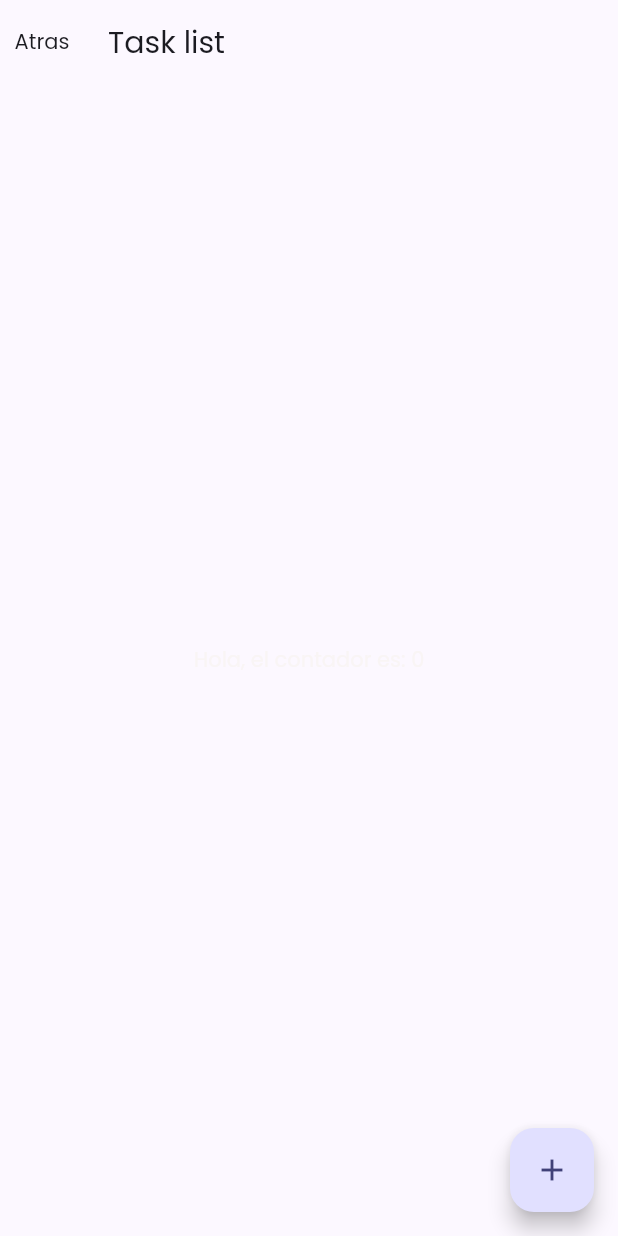
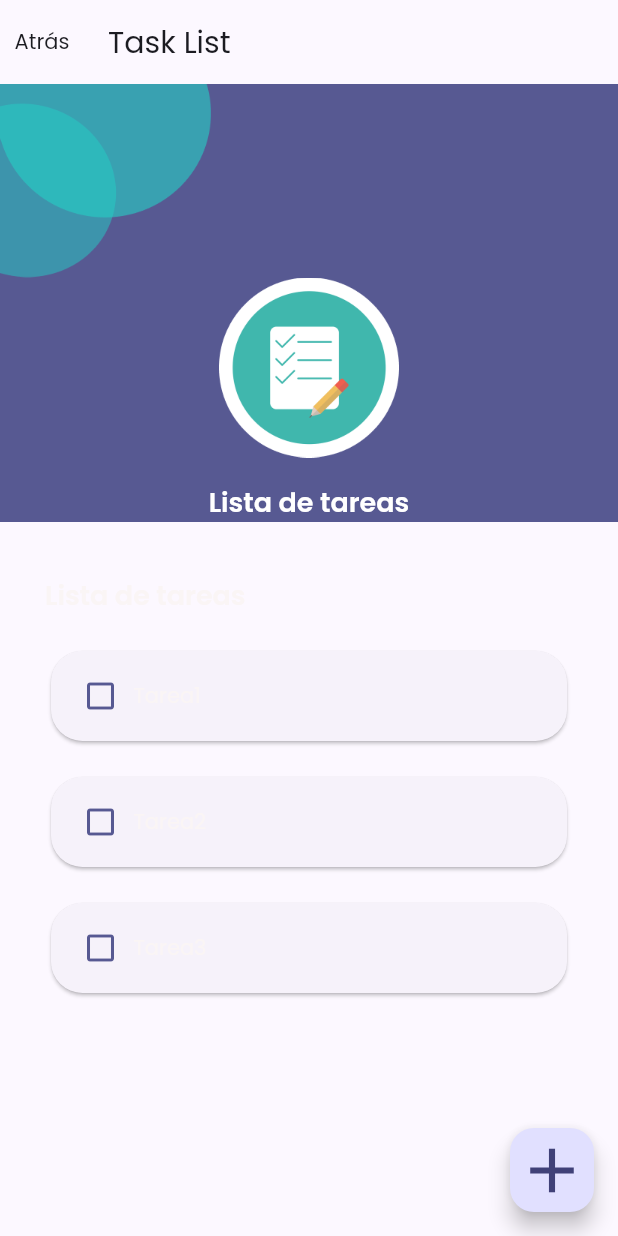
Before and after one commit to juan-em/Proy.Flutter-AMM_AllProyects, a Flutter app: the TaskListPage screen opened directly, on a phone screen of 412 x 824 dp. Run offline on Flutter 3.47's test engine with Material 2 defaults, Android fonts, the phone set to English and light mode, and no system bars.

Commit message:
lab completo con tarea

```diff
--- /dev/null
+++ b/lib/app/model/task.dart
@@ -0,0 +1,6 @@
+class Task {
+  Task(this.title, {this.done = false});
+
+  final String title;
+  bool done;
+}
--- /dev/null
+++ b/lib/app/view/components/h1.dart
@@ -0,0 +1,17 @@
+import 'package:flutter/material.dart';
+
+class H1 extends StatelessWidget {
+  const H1(this.text, {super.key, this.color});
+  final String text;
+  final Color? color;
+
+  @override
+  Widget build(BuildContext context) {
+    return Text('Lista de tareas',
+        style: Theme.of(context)
+            .textTheme
+            .bodyMedium!
+            .copyWith(fontSize: 18, fontWeight: FontWeight.w600,
+            color: color));
+  }
+}
--- /dev/null
+++ b/lib/app/view/components/shape.dart
@@ -0,0 +1,14 @@
+import 'package:flutter/material.dart';
+
+class Shape extends StatelessWidget {
+  const Shape({super.key});
+
+  @override
+  Widget build(BuildContext context) {
+    return Image.asset(
+      'assets/images/Vector.png',
+      width: 141,
+      height: 129,
+    );
+  }
+}
--- a/lib/app/view/start.dart
+++ b/lib/app/view/start_page.dart
@@ -1,4 +1,5 @@
 import 'package:flutter/material.dart';
+import 'package:laboratorio02/app/view/widgets/parent.dart';
 
 class StartComponent extends StatefulWidget {
   const StartComponent({Key? key}) : super(key: key);
@@ -9,7 +10,7 @@ class StartComponent extends StatefulWidget {
 
 class _StartComponentState extends State<StartComponent> {
   String name = '';
-
+  List<String> array = ["user1", "user2", "user3"];
   @override
   Widget build(BuildContext context) {
     return Scaffold(
@@ -84,6 +85,7 @@ class _StartComponentState extends State<StartComponent> {
                   fontSize: 16,
                 ),
               ),
+              ParentWidget(array: array),
             ],
           ),
         ),
--- a/lib/app/view/task_list.dart
+++ /dev/null
@@ -1,35 +0,0 @@
-import 'package:flutter/material.dart';
-
-class TaskListPage extends StatefulWidget {
-  const TaskListPage({super.key});
-
-  @override
-  State<TaskListPage> createState() => _TaskListPageState();
-}
-
-class _TaskListPageState extends State<TaskListPage> {
-  int count = 0;
-  @override
-  Widget build(BuildContext context) {
-    return Scaffold(
-      appBar: AppBar(
-        title: Text('Task list'),
-        leading: GestureDetector(
-          onTap: () {
-            Navigator.of(context).pop();
-          },
-          child: Center(child: Text('Atras')),
-        ),
-      ),
-      body: Center(child: Text('Hola, el contador es: $count')),
-      floatingActionButton: FloatingActionButton(
-        onPressed: () {
-          setState(() {
-            count ++;
-          });
-        },
-        child: const Icon(Icons.add),
-        ),
-    );
-  }
-}
--- /dev/null
+++ b/lib/app/view/task_list/task_list_page.dart
@@ -0,0 +1,110 @@
+import 'package:laboratorio02/app/model/task.dart';
+import 'package:laboratorio02/app/view/components/h1.dart';
+import 'package:laboratorio02/app/view/components/shape.dart';
+import 'package:flutter/material.dart';
+
+class TaskListPage extends StatefulWidget {
+  const TaskListPage({super.key});
+
+  @override
+  State<TaskListPage> createState() => _TaskListPageState();
+}
+
+class _TaskListPageState extends State<TaskListPage> {
+  final taskList = <Task>[
+    Task('Tarea1'),
+    Task('Tarea2'),
+    Task('Tarea3')
+  ];
+
+  @override
+  Widget build(BuildContext context) {
+    return Scaffold(
+      appBar: AppBar(
+        title: Text('Task List'),
+        leading: GestureDetector(
+          onTap: () {
+            Navigator.of(context).pop();
+          },
+          child: Center(child: Text('Atrás')),
+        ),
+      ),
+      body: Column(
+        crossAxisAlignment: CrossAxisAlignment.start,
+        children: [
+          Container(
+            width: double.infinity,
+            color: Theme.of(context).colorScheme.primary,
+            child: Column(
+              children: [
+                const Row(children: [Shape()]),
+                Column(
+                  children: [
+                    Image.asset('assets/images/tasks-list-image.png',
+                        width: 120, height: 120),
+                    const SizedBox(height: 16),
+                    const H1('Completa tus tareas', color: Colors.white),
+                  ],
+                )
+              ],
+            ),
+          ),
+          const Padding(
+            padding: EdgeInsets.only(left: 30, right: 30, top: 35),
+            child: H1('Tareas'),
+          ),
+          const SizedBox(height: 20),
+          Expanded(
+              child: Padding(
+                  padding: const EdgeInsets.symmetric(horizontal: 30),
+                  child: ListView.separated(
+                    itemCount: taskList.length,
+                    itemBuilder: (_, index) => _TaskItem(
+                      taskList[index],
+                      onTap: () {
+                        taskList[index].done = !taskList[index].done;
+                        setState(() {
+
+                        });
+                      },
+                      ),
+                    separatorBuilder: (_, __) => const SizedBox(
+                      height: 16,
+                    ),
+                  )))
+        ],
+      ),
+      floatingActionButton: FloatingActionButton(
+        onPressed: () {},
+        child: const Icon(Icons.add, size: 50),
+      ),
+    );
+  }
+}
+
+class _TaskItem extends StatelessWidget {
+  const _TaskItem(this.task, {super.key, this.onTap});
+
+  final Task task;
+  final VoidCallback? onTap;
+
+  @override
+  Widget build(BuildContext context) {
+    return GestureDetector(
+      onTap: onTap,
+      child: Card(
+          shape: RoundedRectangleBorder(borderRadius: BorderRadius.circular(21)),
+          child: Padding(
+              padding: const EdgeInsets.symmetric(horizontal: 21, vertical: 18),
+              child: Row(children: [
+                Icon(
+                  task.done
+                    ? Icons.check_box_rounded
+                    : Icons.check_box_outline_blank,
+                    color: Theme.of(context).colorScheme.primary),
+                const SizedBox(width: 10),
+                Text(task.title),
+              ]))),
+    );
+  }
+}
```
Also changed, not shown: lib/app/app.dart (+15 -5 lines), lib/app/view/bienvenida_page.dart (renamed from lib/app/view/bienvenida.dart, +10 -5 lines), lib/app/view/favorities_page.dart (added, +130 -0 lines), lib/app/view/home/home_page.dart (renamed from lib/app/view/home.dart, +4 -4 lines), lib/app/view/splash/splash_page.dart (renamed from lib/app/view/splash.dart, +9 -11 lines), lib/app/view/widgets/favorities.dart (added, +52 -0 lines), lib/app/view/widgets/parent.dart (added, +31 -0 lines), lib/app/view/widgets/tap.dart (added, +53 -0 lines), assets/images/lake.jpg (added), assets/images/tasks-list-image.png (added), lib/app/view/information_page.dart (renamed from lib/app/view/information.dart).
